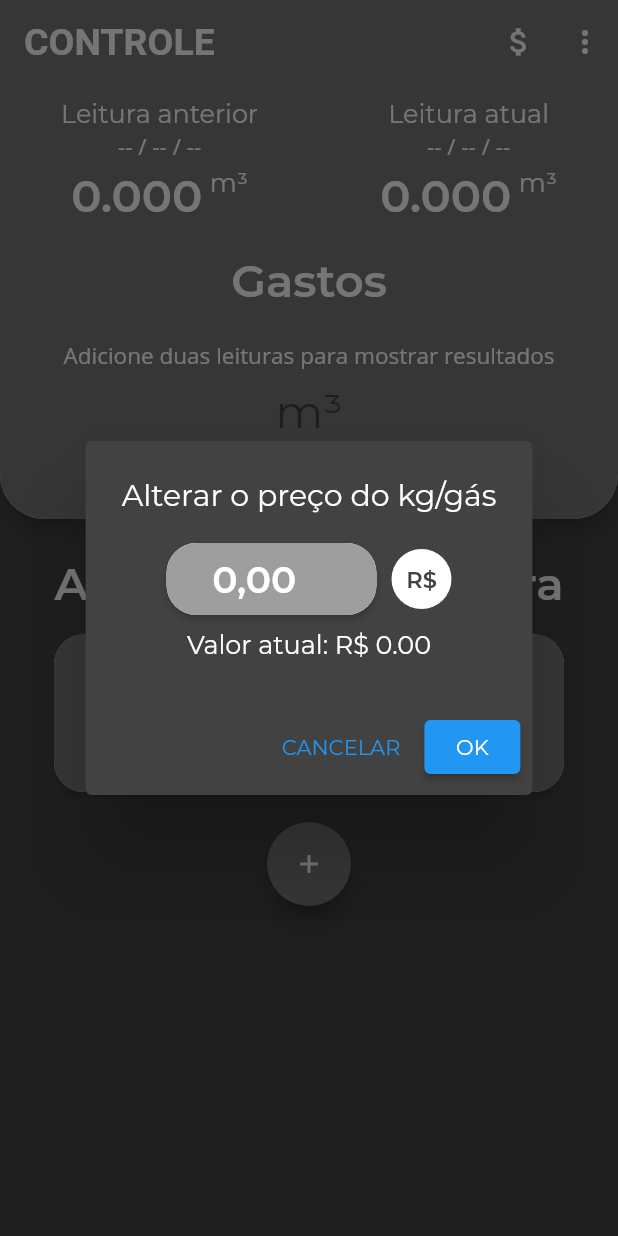
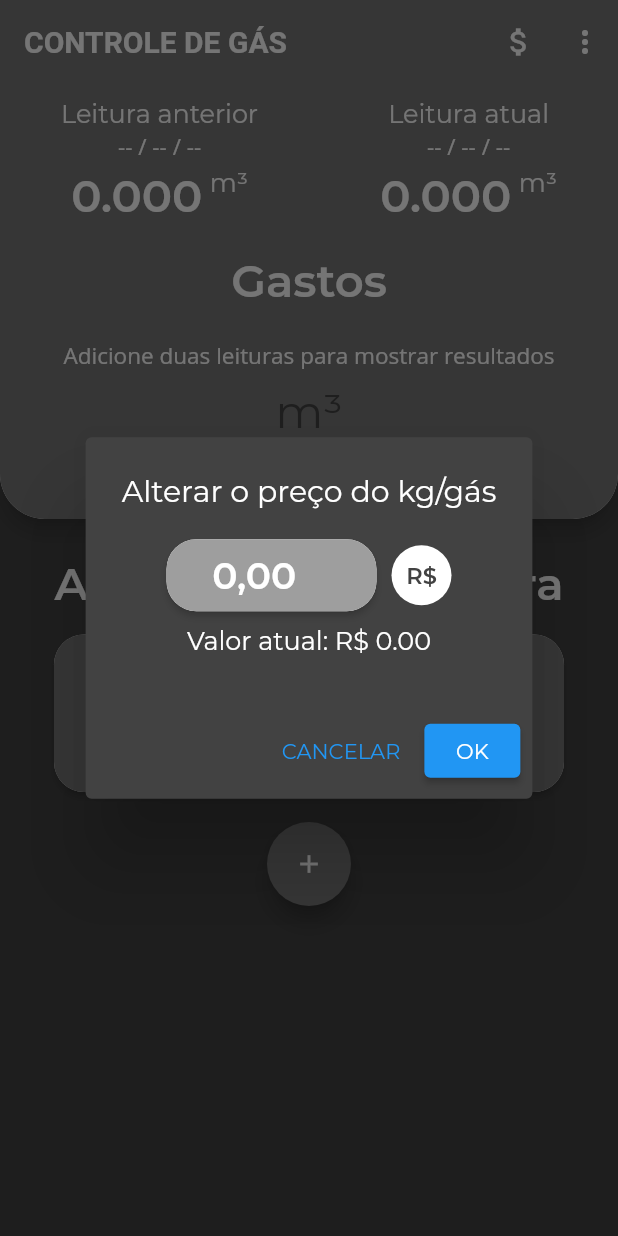
Before and after one commit to mtbossa/gas-control, a Flutter app: the screen it shows after launch, after a tap on the "attach money" icon, on a phone screen of 412 x 824 dp. Run offline on Flutter 3.47's test engine with Material 2 defaults, Android fonts, the light colour scheme and no system bars; our stand-ins replace flutter_masked_text, shared_preferences, sqflite; accounts and stored records are empty.

Commit message:
Updated title. Commit before start working on ads

```diff
--- a/lib/app/components/home_view/container_input.dart
+++ b/lib/app/components/home_view/container_input.dart
@@ -1,9 +1,7 @@
 import 'package:flutter/material.dart';
 import 'package:flutter_masked_text/flutter_masked_text.dart';
-import 'package:gas_mvc/app/components/home_view/input_price.dart';
 import 'package:gas_mvc/app/models/leitura_model.dart';
 
-import 'input_date(unused).dart';
 import 'input_gas.dart';
 
 class ContainerInput extends StatelessWidget {
--- a/lib/app/views/home_view.dart
+++ b/lib/app/views/home_view.dart
@@ -110,7 +110,7 @@ class _HomeViewState extends State<HomeView> {
         ],
         backgroundColor: Theme.of(context).primaryColor,
         title: Text(
-          "CONTROLE",
+          "CONTROLE DE GÁS",
           style: Theme.of(context).appBarTheme.titleTextStyle,
         ),
         centerTitle: false,
@@ -301,7 +301,7 @@ class _HomeViewState extends State<HomeView> {
           content: StatefulBuilder(
               builder: (BuildContext context, StateSetter setState) {
             return Container(
-              height: 80,
+              height: 85,
               child: Column(
                 crossAxisAlignment: CrossAxisAlignment.center,
                 children: [
@@ -374,7 +374,7 @@ class _HomeViewState extends State<HomeView> {
           content: StatefulBuilder(
               builder: (BuildContext context, StateSetter setState) {
             return Container(
-              height: 80,
+              height: 85,
               child: Column(
                 crossAxisAlignment: CrossAxisAlignment.center,
                 children: [
--- a/lib/main.dart
+++ b/lib/main.dart
@@ -29,7 +29,7 @@ class AppWidget extends StatelessWidget {
         appBarTheme: AppBarTheme(
           titleTextStyle: TextStyle(
             color: Colors.white,
-            fontSize: 25,
+            fontSize: 20,
             fontWeight: FontWeight.w600,
           ),
         ),
```
